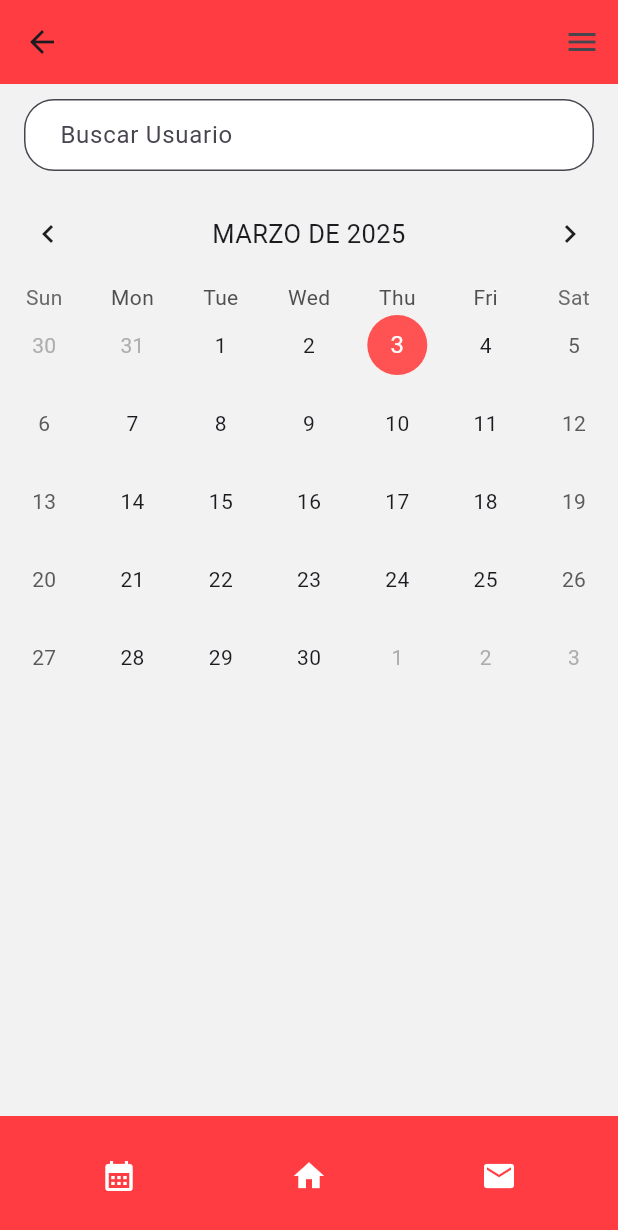
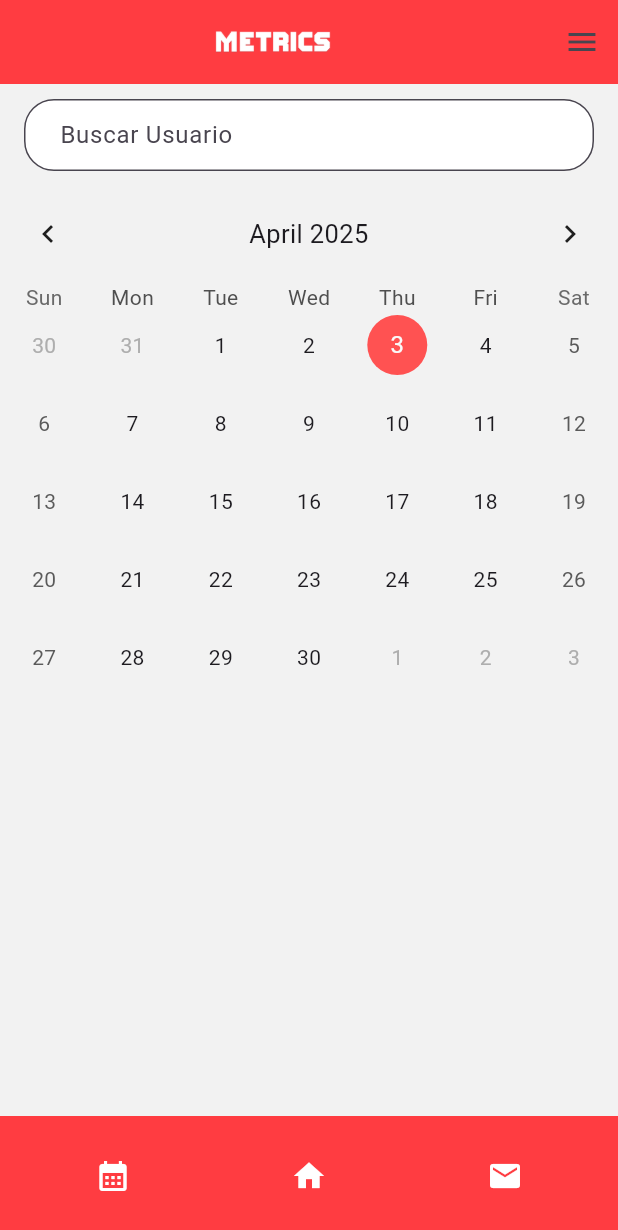
Before and after one commit to edsama-tao/METRICS, a Flutter app: the HomeScreen screen opened directly, after a tap on the "menu" icon, after a tap on "Perfil", on a phone screen of 412 x 824 dp. Shown: the top 1230 px of the screen. Run offline on Flutter 3.47's test engine with Material 3 defaults, Android fonts, the phone set to English and light mode, and no system bars; drawn by our look-alikes of table_calendar.

Commit message:
version0.0.2

```diff
--- /dev/null
+++ b/lib/screens/custom_drawer.dart
@@ -0,0 +1,56 @@
+import 'package:flutter/material.dart';
+import 'import_export.dart';
+import 'login.dart';
+
+class CustomDrawer extends StatelessWidget {
+  const CustomDrawer({super.key});
+
+  @override
+  Widget build(BuildContext context) {
+    return Drawer(
+      backgroundColor: const Color(0xFFFF3C41),
+      child: Column(
+        children: [
+          const SizedBox(height: 100),
+          _buildDrawerButton("Perfil", Icons.person, () {
+            // Acción de perfil
+          }, context),
+          _buildDrawerButton("Importar/Exportar", Icons.import_export, () {
+            Navigator.push(
+              context,
+              MaterialPageRoute(builder: (_) => const ImportExportScreen()),
+            );
+          }, context),
+          _buildDrawerButton("Cerrar Sesión", Icons.logout, () {
+            Navigator.pushReplacement(
+              context,
+              MaterialPageRoute(builder: (_) => const LoginScreen()),
+            );
+          }, context),
+        ],
+      ),
+    );
+  }
+
+  Widget _buildDrawerButton(
+      String text, IconData icon, VoidCallback onTap, BuildContext context) {
+    return Container(
+      margin: const EdgeInsets.symmetric(horizontal: 20, vertical: 8),
+      decoration: BoxDecoration(
+        color: Colors.transparent,
+        border: Border.all(color: Colors.black, width: 1),
+      ),
+      child: ListTile(
+        leading: Icon(icon, color: Colors.black),
+        title: Text(
+          text,
+          style: const TextStyle(color: Colors.black),
+        ),
+        onTap: () {
+          Navigator.of(context).pop(); // Cierra el Drawer
+          onTap(); // Ejecuta la acción
+        },
+      ),
+    );
+  }
+}
--- a/lib/screens/home.dart
+++ b/lib/screens/home.dart
@@ -1,32 +1,42 @@
 import 'package:flutter/material.dart';
 import 'package:table_calendar/table_calendar.dart';
 import 'login.dart';
+import 'import_export.dart';
+import 'custom_drawer.dart';
 
-class HomeScreen extends StatelessWidget {
+class HomeScreen extends StatefulWidget {
   const HomeScreen({super.key});
+
+  @override
+  State<HomeScreen> createState() => _HomeScreenState();
+}
+
+class _HomeScreenState extends State<HomeScreen> {
+  DateTime _focusedDay = DateTime.now();
 
   @override
   Widget build(BuildContext context) {
     return Scaffold(
-      endDrawer: const CustomDrawer(), // 🟢 Menú ahora se abre desde la derecha
+      endDrawer: const CustomDrawer(),
       backgroundColor: const Color(0xFFF2F2F2),
       appBar: AppBar(
         backgroundColor: const Color(0xFFFF3C41),
-        leading: Builder(
-          builder: (context) {
-            return IconButton(
-              icon: const Icon(Icons.arrow_back),
-              onPressed: () {
-                Navigator.pop(context);
-              },
-            );
-          },
+        automaticallyImplyLeading: false,
+        title: Center(
+          child: Transform.scale(
+            scale: 1.4, // Escala el logo sin agrandar la AppBar
+            child: Image.asset(
+              'assets/imagelogo.png',
+              height: 40, // Altura base del logo
+              fit: BoxFit.contain,
+            ),
+          ),
         ),
         actions: [
           Builder(
             builder: (context) => IconButton(
               icon: const Icon(Icons.menu),
-              onPressed: () => Scaffold.of(context).openEndDrawer(), // 🟢 Abre desde la derecha
+              onPressed: () => Scaffold.of(context).openEndDrawer(),
             ),
           ),
         ],
@@ -41,7 +51,8 @@ class HomeScreen extends StatelessWidget {
                 hintText: "Buscar Usuario",
                 filled: true,
                 fillColor: Colors.white,
-                contentPadding: const EdgeInsets.symmetric(horizontal: 20, vertical: 10),
+                contentPadding:
+                    const EdgeInsets.symmetric(horizontal: 20, vertical: 10),
                 border: OutlineInputBorder(
                   borderRadius: BorderRadius.circular(20),
                 ),
@@ -50,30 +61,16 @@ class HomeScreen extends StatelessWidget {
           ),
           const SizedBox(height: 10),
           Expanded(
-            child: _buildCalendar(),
-          ),
-        ],
-      ),
-      bottomNavigationBar: BottomAppBar(
-        color: const Color(0xFFFF3C41),
-        child: Row(
-          mainAxisAlignment: MainAxisAlignment.spaceAround,
-          children: const [
-            Icon(Icons.calendar_month, color: Colors.white),
-            Icon(Icons.home, color: Colors.white),
-            Icon(Icons.mail, color: Colors.white),
-          ],
-        ),
-      ),
-    );
-  }
-
-  Widget _buildCalendar() {
-    return TableCalendar(
-      focusedDay: DateTime.now(),
+            child: TableCalendar(
+              focusedDay: _focusedDay,
               firstDay: DateTime.utc(2024, 1, 1),
               lastDay: DateTime.utc(2026, 12, 31),
               calendarFormat: CalendarFormat.month,
+              onPageChanged: (focusedDay) {
+                setState(() {
+                  _focusedDay = focusedDay;
+                });
+              },
               calendarStyle: CalendarStyle(
                 todayDecoration: BoxDecoration(
                   color: Colors.redAccent,
@@ -88,20 +85,48 @@ class HomeScreen extends StatelessWidget {
                   shape: BoxShape.rectangle,
                 ),
               ),
-      headerStyle: HeaderStyle(
+              headerStyle: const HeaderStyle(
                 titleCentered: true,
                 formatButtonVisible: false,
-        titleTextFormatter: (date, locale) => 'MARZO DE 2025',
               ),
               calendarBuilders: CalendarBuilders(
                 defaultBuilder: (context, day, _) {
-          if (day.month == 3 && [24, 25, 26, 27, 28].contains(day.day)) {
-            return _buildDayWithLabel(day, day.day <= 28 ? "Activ" : "Infor", day.day <= 28 ? Colors.green : Colors.blue);
-          } else if (day.month == 3 && [10, 11, 12, 13, 14].contains(day.day)) {
+                  if (day.month == 3 &&
+                      [24, 25, 26, 27, 28].contains(day.day)) {
+                    return _buildDayWithLabel(
+                      day,
+                      day.day <= 28 ? "Activ" : "Infor",
+                      day.day <= 28 ? Colors.green : Colors.blue,
+                    );
+                  } else if (day.month == 3 &&
+                      [10, 11, 12, 13, 14].contains(day.day)) {
                     return _buildDayWithLabel(day, "Activ", Colors.green);
                   }
                   return null;
                 },
+              ),
+            ),
+          ),
+        ],
+      ),
+      bottomNavigationBar: BottomAppBar(
+        color: const Color(0xFFFF3C41),
+        child: Row(
+          mainAxisAlignment: MainAxisAlignment.spaceAround,
+          children: [
+            const Icon(Icons.calendar_month, color: Colors.white),
+            IconButton(
+              icon: const Icon(Icons.home, color: Colors.white),
+              onPressed: () {
+                Navigator.pushReplacement(
+                  context,
+                  MaterialPageRoute(builder: (_) => const HomeScreen()),
+                );
+              },
+            ),
+            const Icon(Icons.mail, color: Colors.white),
+          ],
+        ),
       ),
     );
   }
@@ -127,52 +152,3 @@ class HomeScreen extends StatelessWidget {
     );
   }
 }
-
-class CustomDrawer extends StatelessWidget {
-  const CustomDrawer({super.key});
-
-  @override
-  Widget build(BuildContext context) {
-    return Drawer(
-      backgroundColor: const Color(0xFFFF3C41),
-      child: Column(
-        children: [
-          const SizedBox(height: 100),
-          _buildDrawerButton("Perfil", Icons.person, () {
-            // Aquí podrías navegar a la pantalla de perfil
-          }, context),
-          _buildDrawerButton("Importar/Exportar", Icons.import_export, () {
-            // Función de importar/exportar
-          }, context),
-          _buildDrawerButton("Cerrar Sesión", Icons.logout, () {
-            Navigator.pushReplacement(
-              context,
-              MaterialPageRoute(builder: (_) => const LoginScreen()),
-            );
-          }, context),
-        ],
-      ),
-    );
-  }
-
-  Widget _buildDrawerButton(String text, IconData icon, VoidCallback onTap, BuildContext context) {
-    return Container(
-      margin: const EdgeInsets.symmetric(horizontal: 20, vertical: 8),
-      decoration: BoxDecoration(
-        color: Colors.transparent,
-        border: Border.all(color: Colors.black, width: 1),
-      ),
-      child: ListTile(
-        leading: Icon(icon, color: Colors.black),
-        title: Text(
-          text,
-          style: const TextStyle(color: Colors.black),
-        ),
-        onTap: () {
-          Navigator.of(context).pop(); // 🟢 Cierra el drawer antes de ejecutar
-          onTap();
-        },
-      ),
-    );
-  }
-}
--- a/pubspec.yaml
+++ b/pubspec.yaml
@@ -23,3 +23,4 @@ flutter:
   uses-material-design: true
   assets:
     - assets/imagelogo.png
+    - assets/imagelogoletra.png
```
Also changed, not shown: lib/screens/import_export.dart (added, +84 -0 lines), assets/imagelogoletra.png (added). Lines whose indentation alone changed are shown as unchanged.
